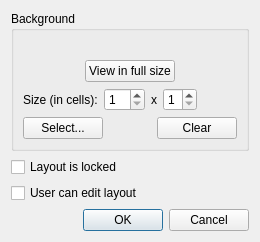
Qt form client/src/ui/dialogs/layout_settings_dialog.ui (networkoptix/nx_open) before a commit.
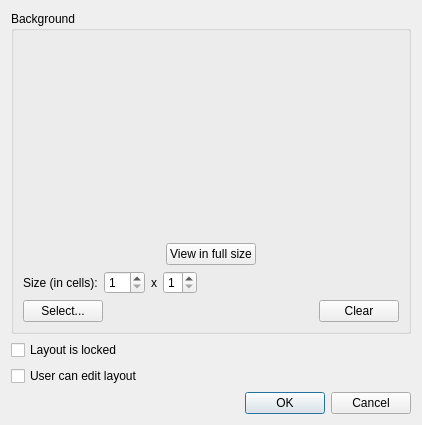
The same form after that commit. Icons and pictures are not drawn.

Commit message:
Layout settings dialog fix
<==== Mercurial data ====>
Branch: e-mapping

```diff
--- a/client/src/ui/dialogs/layout_settings_dialog.ui
+++ b/client/src/ui/dialogs/layout_settings_dialog.ui
@@ -14,18 +14,12 @@
    <string>Dialog</string>
   </property>
   <layout class="QVBoxLayout" name="verticalLayout_2">
-   <property name="sizeConstraint">
-    <enum>QLayout::SetFixedSize</enum>
-   </property>
    <item>
     <widget class="QGroupBox" name="backgroundGroupBox">
      <property name="title">
       <string>Background</string>
      </property>
      <layout class="QVBoxLayout" name="verticalLayout" stretch="1,0,0,0">
-      <property name="sizeConstraint">
-       <enum>QLayout::SetFixedSize</enum>
-      </property>
       <item>
        <widget class="QLabel" name="imageLabel">
         <property name="text">
```
The commit also changes 2 other files.
